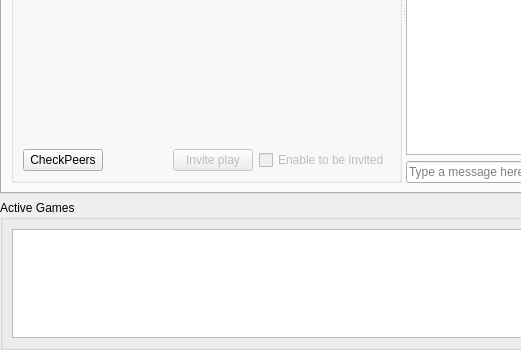
This is gui/NEMainpage.ui in Texas-C/RetroChess as Qt 5 draws it before an edit; both pictures show x 0 to 521 and y 228 to 578 of the 684 by 578 pixel window. The edited form follows.
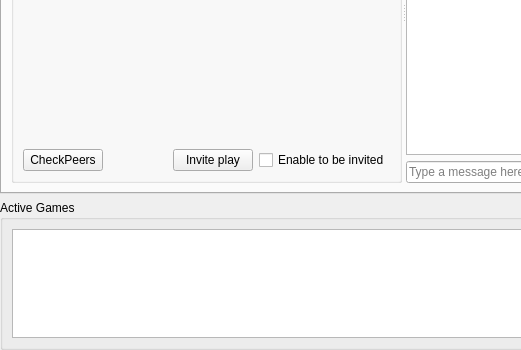
This is the edited form. Icons and pictures are not drawn. Custom widgets are drawn as their Qt base class.

Commit message: Added invite friend from list function

What changed in the file:
```diff
--- a/gui/NEMainpage.ui
+++ b/gui/NEMainpage.ui
@@ -142,7 +142,7 @@
            <item row="1" column="2">
             <widget class="QPushButton" name="inviteButton">
              <property name="enabled">
-              <bool>false</bool>
+              <bool>true</bool>
              </property>
              <property name="text">
               <string>Invite play</string>
@@ -165,11 +165,14 @@
            <item row="1" column="3">
             <widget class="QCheckBox" name="check_enableBeInvited">
              <property name="enabled">
-              <bool>false</bool>
+              <bool>true</bool>
              </property>
              <property name="text">
               <string>Enable to be invited</string>
              </property>
+             <property name="checked">
+              <bool>false</bool>
+             </property>
             </widget>
            </item>
            <item row="0" column="0" colspan="4">
```
The commit also changes 2 other files.
